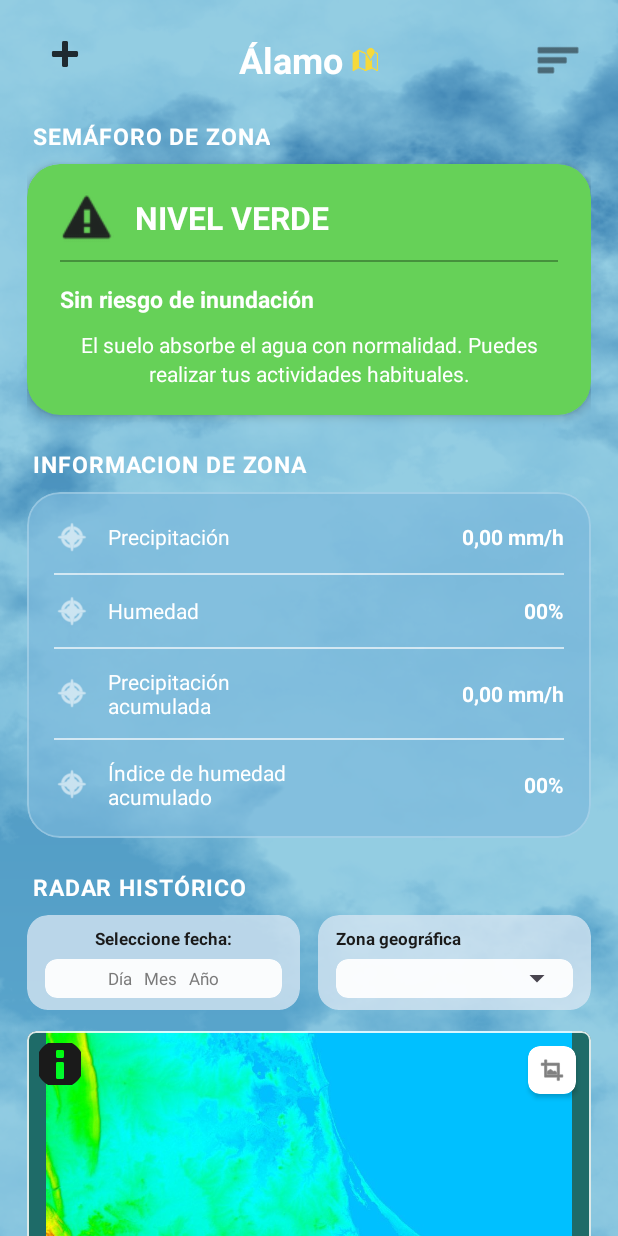
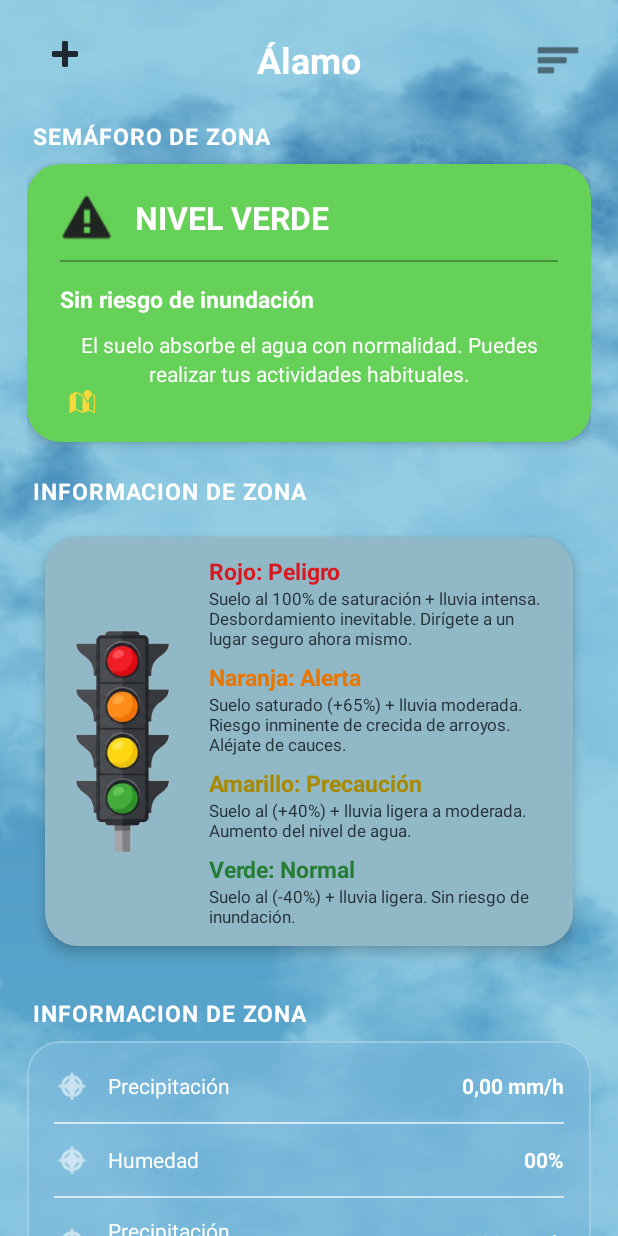
Before and after one commit to Daro25/Sistema-predictivo-de-induciones-SAR-Spaceapps-NASA, an Android app: the screen it shows after launch (MainActivity), on a phone screen of 412 x 824 dp. Run offline under Robolectric (Android 15) with nearby library versions, the phone set to English and light mode, and no system bars.

Commit message:
nueva descripcion

```diff
--- /dev/null
+++ b/AndroidStudioProject/app/src/main/res/drawable/bg_leyenda_riesgo.xml
@@ -0,0 +1,5 @@
+
+<shape xmlns:android="http://schemas.android.com/apk/res/android">
+    <solid android:color="#91B8C7"/>
+    <corners android:radius="22dp"/>
+</shape>
--- a/AndroidStudioProject/app/src/main/res/layout/activity_main.xml
+++ b/AndroidStudioProject/app/src/main/res/layout/activity_main.xml
@@ -50,13 +50,6 @@
                     android:textSize="24sp"
                     android:textStyle="bold" />
 
-                <ImageView
-                    android:layout_width="18dp"
-                    android:layout_height="18dp"
-                    android:layout_marginStart="6dp"
-                    android:contentDescription="Ubicación"
-                    android:src="@android:drawable/ic_dialog_map"
-                    app:tint="#F6D93B" />
             </LinearLayout>
 
             <ImageButton
@@ -151,8 +144,121 @@
                     android:text="El suelo absorbe el agua con normalidad. Puedes realizar tus actividades habituales."
                     android:textColor="#FFFFFF"
                     android:textSize="14sp" />
+
+                <ImageView
+                    android:layout_width="18dp"
+                    android:layout_height="18dp"
+                    android:layout_marginStart="6dp"
+                    android:contentDescription="Ubicación"
+                    android:src="@android:drawable/ic_dialog_map"
+                    app:tint="#F6D93B" />
             </LinearLayout>
         </com.google.android.material.card.MaterialCardView>
+        <TextView
+            android:layout_width="wrap_content"
+            android:layout_height="wrap_content"
+            android:layout_marginStart="4dp"
+            android:layout_marginTop="22dp"
+            android:layout_marginBottom="8dp"
+            android:letterSpacing="0.04"
+            android:text="INFORMACION DE ZONA"
+            android:textColor="#FFFFFF"
+            android:textSize="15sp"
+            android:textStyle="bold" />
+        <LinearLayout
+            android:id="@+id/cardLeyendaRiesgo"
+            android:layout_width="match_parent"
+            android:layout_height="wrap_content"
+            android:layout_margin="12dp"
+            android:orientation="horizontal"
+            android:gravity="center_vertical"
+            android:padding="12dp"
+            android:background="@drawable/bg_leyenda_riesgo"
+            android:elevation="5dp">
+
+            <!-- IMAGEN DEL SEMÁFORO -->
+            <ImageView
+                android:id="@+id/imgSemaforo"
+                android:layout_width="85dp"
+                android:layout_height="230dp"
+                android:src="@drawable/imgsemaforo"
+                android:scaleType="fitCenter"
+                android:contentDescription="Semáforo de cuatro niveles de riesgo"/>
+
+            <!-- INFORMACIÓN DE RIESGO -->
+            <LinearLayout
+                android:layout_width="0dp"
+                android:layout_height="wrap_content"
+                android:layout_weight="1"
+                android:orientation="vertical"
+                android:paddingStart="12dp">
+
+                <TextView
+                    android:layout_width="match_parent"
+                    android:layout_height="wrap_content"
+                    android:text="Rojo: Peligro"
+                    android:textColor="#D71920"
+                    android:textStyle="bold"
+                    android:textSize="15sp"/>
+
+                <TextView
+                    android:layout_width="match_parent"
+                    android:layout_height="wrap_content"
+                    android:text="Suelo al 100% de saturación + lluvia intensa. Desbordamiento inevitable. Dirígete a un lugar seguro ahora mismo."
+                    android:textColor="#263238"
+                    android:textSize="11sp"
+                    android:paddingBottom="7dp"/>
+
+                <TextView
+                    android:layout_width="match_parent"
+                    android:layout_height="wrap_content"
+                    android:text="Naranja: Alerta"
+                    android:textColor="#E87500"
+                    android:textStyle="bold"
+                    android:textSize="15sp"/>
+
+                <TextView
+                    android:layout_width="match_parent"
+                    android:layout_height="wrap_content"
+                    android:text="Suelo saturado (+65%) + lluvia moderada. Riesgo inminente de crecida de arroyos. Aléjate de cauces."
+                    android:textColor="#263238"
+                    android:textSize="11sp"
+                    android:paddingBottom="7dp"/>
+
+                <TextView
+                    android:layout_width="match_parent"
+                    android:layout_height="wrap_content"
+                    android:text="Amarillo: Precaución"
+                    android:textColor="#A88A00"
+                    android:textStyle="bold"
+                    android:textSize="15sp"/>
+
+                <TextView
+                    android:layout_width="match_parent"
+                    android:layout_height="wrap_content"
+                    android:text="Suelo al (+40%) + lluvia ligera a moderada. Aumento del nivel de agua."
+                    android:textColor="#263238"
+                    android:textSize="11sp"
+                    android:paddingBottom="7dp"/>
+
+                <TextView
+                    android:layout_width="match_parent"
+                    android:layout_height="wrap_content"
+                    android:text="Verde: Normal"
+                    android:textColor="#267D35"
+                    android:textStyle="bold"
+                    android:textSize="15sp"/>
+
+                <TextView
+                    android:layout_width="match_parent"
+                    android:layout_height="wrap_content"
+                    android:text="Suelo al (-40%) + lluvia ligera. Sin riesgo de inundación."
+                    android:textColor="#263238"
+                    android:textSize="11sp"/>
+
+            </LinearLayout>
+
+        </LinearLayout>
 
         <!-- SECCIÓN 2: INFORMACION DE ZONA -->
         <TextView
@@ -477,9 +583,16 @@
                     android:layout_height="match_parent" >
 
                     <ImageView
+                        android:id="@+id/imageView"
+                        android:layout_width="wrap_content"
+                        android:layout_height="wrap_content"
+                        app:srcCompat="@drawable/img" />
+
+                    <ImageView
                         android:id="@+id/mapaIMG"
                         android:layout_width="wrap_content"
                         android:layout_height="wrap_content"
+                        android:alpha="0.65"
                         app:srcCompat="@drawable/altitudalamo" />
                 </FrameLayout>
 
```
Also changed, not shown: AndroidStudioProject/app/src/main/java/com/nasa/spilnasa/ColometriaIMG.java (+52 -146 lines), AndroidStudioProject/app/src/main/res/drawable/img.png (added), AndroidStudioProject/app/src/main/res/drawable/imgsemaforo.png (added).
